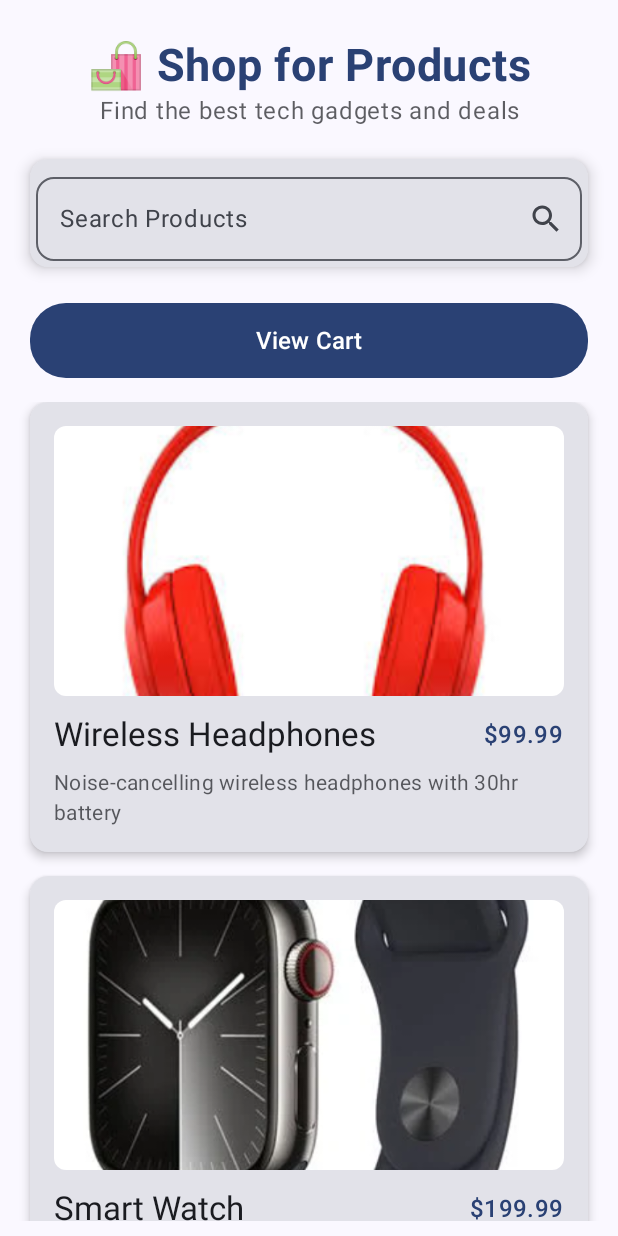
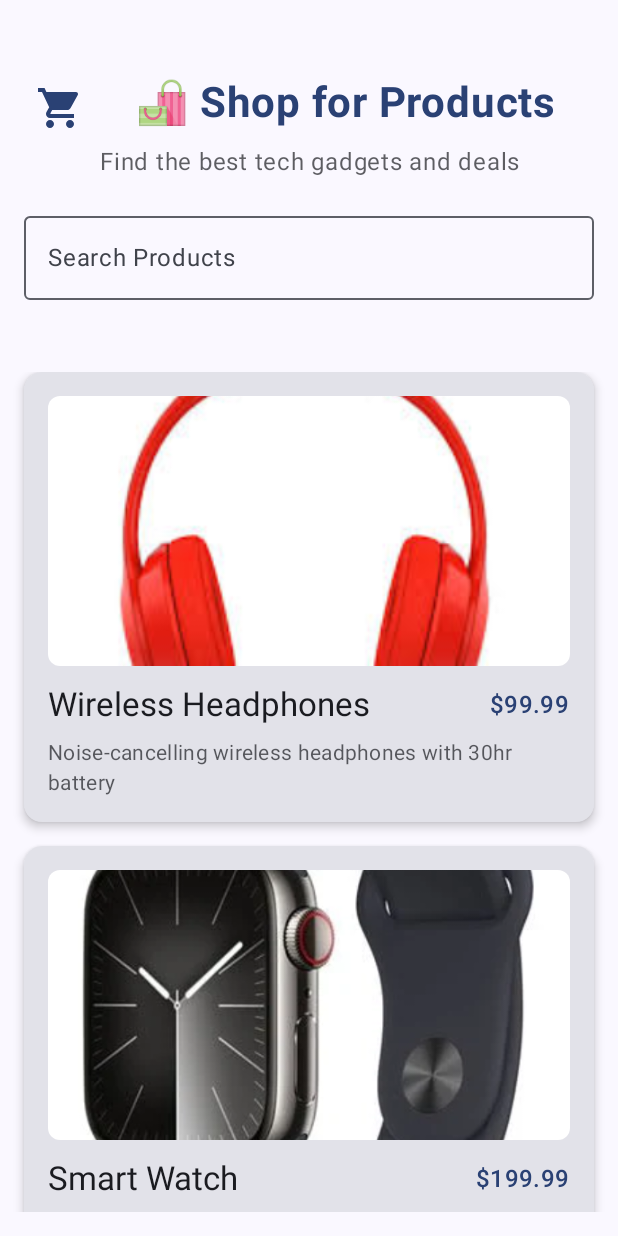
Before and after one commit to Temowo/MAPD721_Group2_Final_Project, an Android app built with Jetpack Compose: the composable ProductApp shown on its own in the app's theme, on a phone screen of 412 x 824 dp. Run offline under Robolectric (Android 15) with nearby library versions, the phone set to English and light mode, and no system bars.

Commit message:
Added cart icon

```diff
--- a/app/src/main/java/com/mapd721/group2/ProductListScreen.kt
+++ b/app/src/main/java/com/mapd721/group2/ProductListScreen.kt
@@ -3,14 +3,30 @@ package com.mapd721.group2
 import androidx.compose.animation.core.Animatable
 import androidx.compose.animation.core.LinearEasing
 import androidx.compose.animation.core.tween
-import androidx.compose.foundation.layout.*
+import androidx.compose.foundation.layout.Arrangement
+import androidx.compose.foundation.layout.Column
+import androidx.compose.foundation.layout.Row
+import androidx.compose.foundation.layout.Spacer
+import androidx.compose.foundation.layout.fillMaxSize
+import androidx.compose.foundation.layout.fillMaxWidth
+import androidx.compose.foundation.layout.height
+import androidx.compose.foundation.layout.padding
+import androidx.compose.foundation.layout.size
 import androidx.compose.foundation.lazy.LazyColumn
 import androidx.compose.foundation.lazy.items
-import androidx.compose.foundation.shape.RoundedCornerShape
 import androidx.compose.material.icons.Icons
-import androidx.compose.material.icons.filled.Search
-import androidx.compose.material3.*
-import androidx.compose.runtime.*
+import androidx.compose.material.icons.filled.ShoppingCart
+import androidx.compose.material3.Icon
+import androidx.compose.material3.IconButton
+import androidx.compose.material3.MaterialTheme
+import androidx.compose.material3.OutlinedTextField
+import androidx.compose.material3.Text
+import androidx.compose.runtime.Composable
+import androidx.compose.runtime.LaunchedEffect
+import androidx.compose.runtime.getValue
+import androidx.compose.runtime.mutableStateOf
+import androidx.compose.runtime.remember
+import androidx.compose.runtime.setValue
 import androidx.compose.ui.Modifier
 import androidx.compose.ui.graphics.graphicsLayer
 import androidx.compose.ui.text.font.FontWeight
@@ -20,10 +36,14 @@ import androidx.compose.ui.unit.sp
 import androidx.navigation.NavController
 import kotlinx.coroutines.delay
 
+
 @Composable
 fun ProductListScreen(navController: NavController) {
     var searchQuery by remember { mutableStateOf("") }
+    // ✨ Animation state
+    // 🌟 Horizontal animation state
     val offsetX = remember { Animatable(-300f) }
+
 
     LaunchedEffect(Unit) {
         while (true) {
@@ -36,6 +56,8 @@ fun ProductListScreen(navController: NavController) {
         }
     }
 
+
+    // Filter your existing dummyProducts based on the search query
     val filteredProducts = remember(searchQuery) {
         if (searchQuery.isNotBlank()) {
             dummyProducts.filter {
@@ -49,67 +71,62 @@ fun ProductListScreen(navController: NavController) {
     Column(
         modifier = Modifier
             .fillMaxSize()
-            .padding(horizontal = 20.dp, vertical = 10.dp)
+            .padding(16.dp)
     ) {
-        Spacer(modifier = Modifier.height(16.dp))
+        Spacer(modifier = Modifier.height(32.dp))
 
+        Row(
+            modifier = Modifier.fillMaxWidth(),
+            horizontalArrangement = Arrangement.End
+        ) {
+            IconButton(onClick = { navController.navigate("cart") }) {
+                Icon(
+                    imageVector = Icons.Default.ShoppingCart,
+                    contentDescription = "View Cart",
+                    tint = MaterialTheme.colorScheme.primary,
+                    modifier = Modifier.size(32.dp)
+                )
+            }
+            //Main title
             Text(
                 text = "🛍️ Shop for Products",
-            fontSize = 30.sp,
+                fontSize = 28.sp,
                 fontWeight = FontWeight.Bold,
                 color = MaterialTheme.colorScheme.primary,
-            modifier = Modifier.fillMaxWidth(),
+                modifier = Modifier
+                    .fillMaxWidth()
+                    .padding(vertical = 4.dp),
                 textAlign = TextAlign.Center
             )
+        }
 
+// Subtitle
         Text(
             text = "Find the best tech gadgets and deals",
             fontSize = 16.sp,
             color = MaterialTheme.colorScheme.onBackground.copy(alpha = 0.7f),
             modifier = Modifier
-                .graphicsLayer { translationX = offsetX.value }
+                .graphicsLayer {
+                    translationX = offsetX.value
+                }
                 .fillMaxWidth()
-                .padding(bottom = 20.dp),
+                .padding(bottom = 16.dp),
             textAlign = TextAlign.Center
         )
 
-        Card(
-            elevation = CardDefaults.cardElevation(6.dp),
-            shape = RoundedCornerShape(12.dp),
-            modifier = Modifier.fillMaxWidth()
-        ) {
+
+        // Search Bar (Live Filter)
         OutlinedTextField(
             value = searchQuery,
             onValueChange = { searchQuery = it },
             label = { Text("Search Products") },
-                modifier = Modifier
-                    .fillMaxWidth()
-                    .padding(4.dp),
-                shape = RoundedCornerShape(12.dp),
-                trailingIcon = {
-                    IconButton(onClick = {
-                        println("Search clicked for: $searchQuery")
-                    }) {
-                        Icon(
-                            imageVector = Icons.Default.Search,
-                            contentDescription = "Search Icon"
+            modifier = Modifier.fillMaxWidth()
         )
-                    }
-                }
-            )
-        }
 
-        Spacer(modifier = Modifier.height(24.dp))
+        Spacer(modifier = Modifier.height(32.dp))
 
-        Button(
-            onClick = { navController.navigate("cart") },
-            modifier = Modifier
-                .fillMaxWidth()
-                .height(50.dp),
-            shape = RoundedCornerShape(24.dp)
-        ) {
-            Text("View Cart", fontSize = 16.sp)
-        }
+
+
 
         Spacer(modifier = Modifier.height(16.dp))
 
```
Lines whose indentation alone changed are shown as unchanged.
